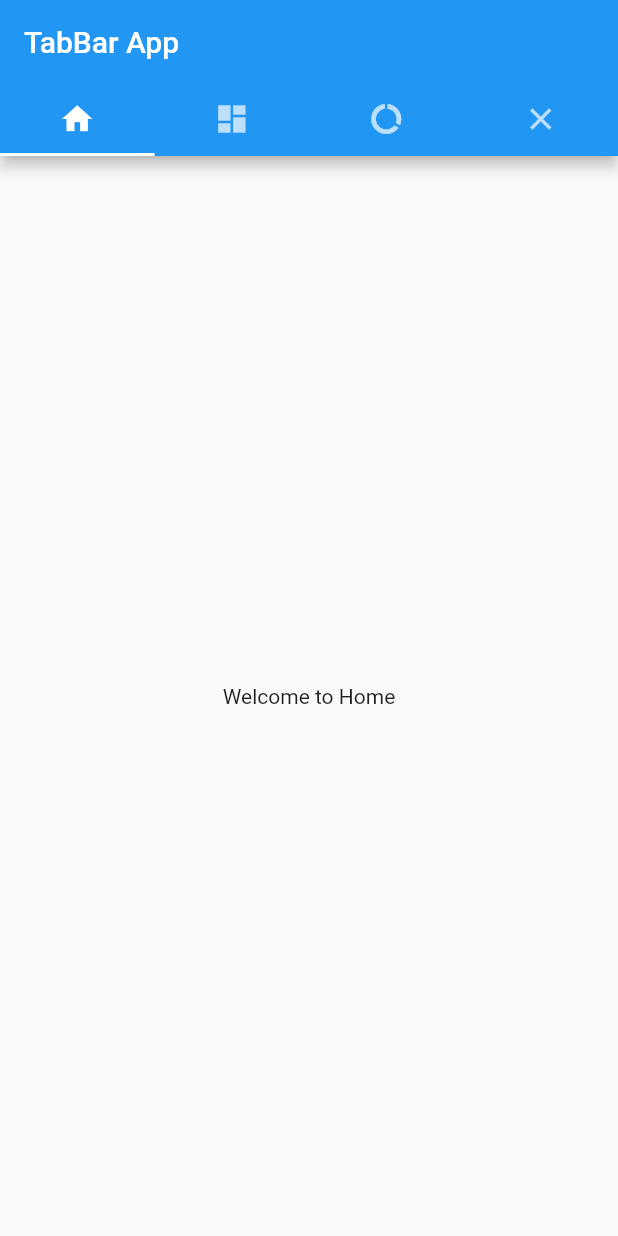
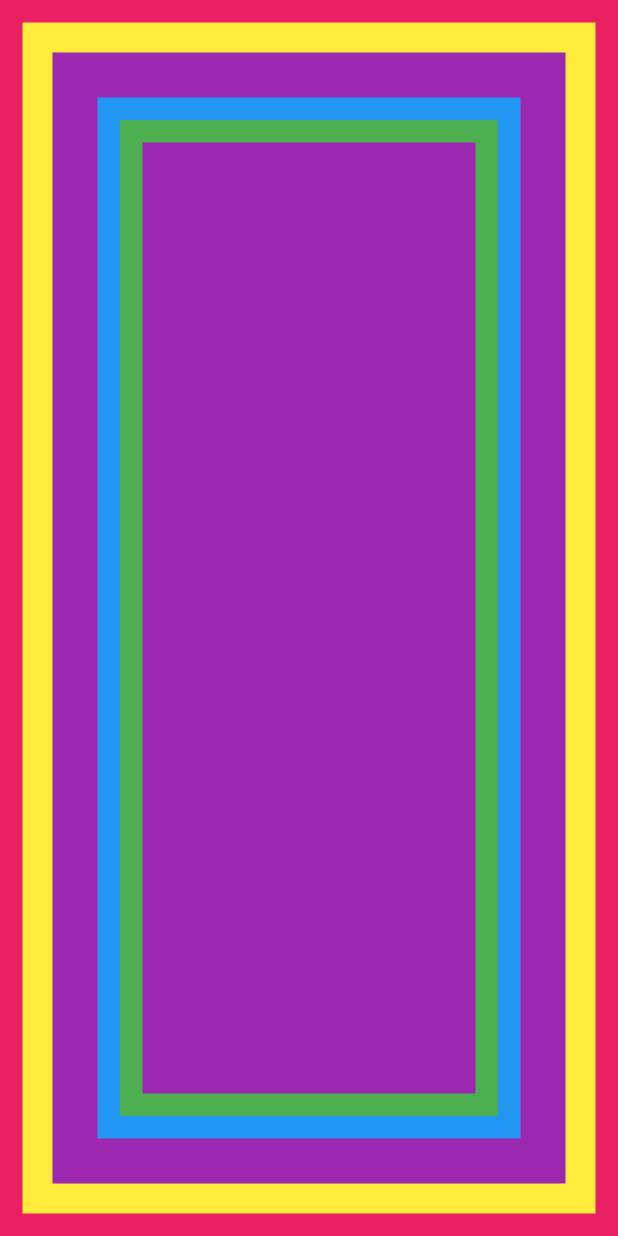
Before and after one commit to rinapratama335/udaflutter, a Flutter app: the screen it shows after launch, on a phone screen of 412 x 824 dp. Run offline on Flutter 3.47's test engine with Material 2 defaults, Android fonts, the phone set to English and light mode, and no system bars.

Commit message:
membuat custom widget (import widget dari widget/file lain) (#10)
Co-authored-by: irwantowibowotech <irwantowibowotech@gmail.com>

```diff
--- /dev/null
+++ b/lib/customw.dart
@@ -0,0 +1,43 @@
+import 'package:flutter/material.dart';
+
+void main() {
+  runApp(new customwidget());
+}
+
+class customwidget extends StatefulWidget {
+  @override
+  _applicationState createState() => _applicationState();
+}
+
+class _applicationState extends State<customwidget> {
+  @override
+  Widget build(BuildContext context) {
+    return new Container(
+      color: Colors.pink,
+      child: new Container(
+        color: Colors.yellow,
+        margin: const EdgeInsets.all(15.0),
+        child: new Container(
+          color: Colors.purple,
+          margin: EdgeInsets.all(20.0),
+          child: new Container(
+            color: Colors.blue,
+            margin: EdgeInsets.all(30.0),
+            child: new Container(
+              color: Colors.green,
+              margin: const EdgeInsets.all(15.0),
+              child: methodcustom(),
+            ),
+          ),
+        ),
+      ),
+    );
+  }
+}
+
+Widget methodcustom() {
+  return new Container(
+    color: Colors.purple,
+    margin: EdgeInsets.all(15.0),
+  );
+}
--- a/lib/main.dart
+++ b/lib/main.dart
@@ -1,52 +1,22 @@
 import 'package:flutter/material.dart';
+import 'customw.dart';
 
 void main() {
-  runApp(new MaterialApp(home: new MyApp(),));
+  runApp(new application());
 }
 
-class MyApp extends StatefulWidget {
+class application extends StatefulWidget {
   @override
-  _MyAppState createState() => _MyAppState();
+  _applicationState createState() => _applicationState();
 }
 
-class _MyAppState extends State<MyApp> with SingleTickerProviderStateMixin {
-  TabController tabController;
-
-  void initState() {
-    tabController = new TabController(length: 4, vsync: this);
-  }
-
+class _applicationState extends State<application> {
   @override
   Widget build(BuildContext context) {
-    return new Scaffold(
-      appBar: new AppBar(
-        title: new Text('TabBar App'),
-        bottom: new TabBar(
-          controller: tabController,
-          tabs: <Widget>[
-            new Tab(icon: new Icon(Icons.home),),
-            new Tab(icon: new Icon(Icons.dashboard),),
-            new Tab(icon: new Icon(Icons.data_usage),),
-            new Tab(icon: new Icon(Icons.close),),
-          ],
-        ),
-      ),
-      body: new TabBarView(
-        controller: tabController,
-        children: <Widget>[
-          new Center(
-            child: new Text('Welcome to Home'),
-          ),
-          new Center(
-            child: new Text('Wolcome to Dashboard'),
-          ),
-          new Center(
-            child: new Text('Welcomr to data usage'),
-          ),
-          new Center(
-            child: new Text('Welcome to Close'),
-          )
-        ],
+    return new MaterialApp(
+      title: 'Custom Method Widget',
+      home: new Scaffold(
+        body: new customwidget(),
       ),
     );
   }
```
